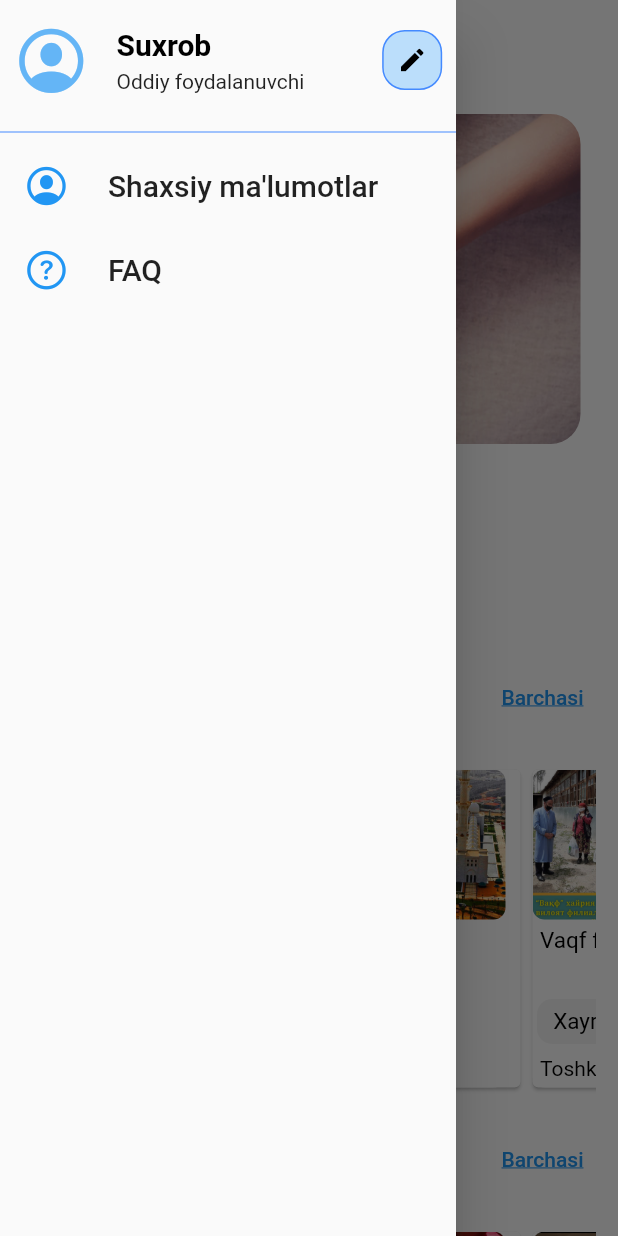
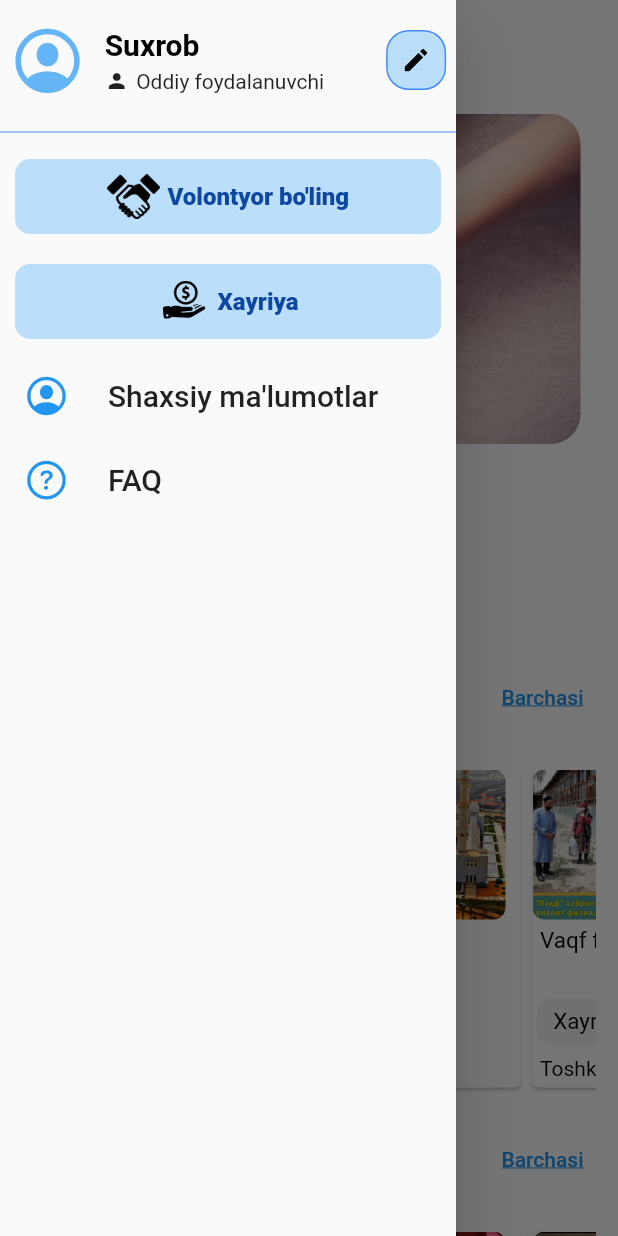
Before and after one commit to ArturSadulloyev/saxovat, a Flutter app: the HomePage screen opened directly, with the side drawer open, on a phone screen of 412 x 824 dp. Run offline on Flutter 3.47's test engine with Material 2 defaults, Android fonts, the phone set to English and light mode, and no system bars; our stand-ins replace firebase_auth, firebase_core, image_picker, mask_text_input_formatter; missing offline and left inert: firebase_auth_platform_interface, intro_screen_onboarding_flutter, swipe_image_gallery; accounts and stored records are empty.

Commit message:
10.25.2023 22

```diff
--- a/lib/app.dart
+++ b/lib/app.dart
@@ -15,7 +15,7 @@ class MyApp extends StatelessWidget {
   Widget build(BuildContext context) {
     return  MaterialApp(
       debugShowCheckedModeBanner: false,
-      home: AddCharityPage(),
+      home: HomePage(),
     );
   }
 }
--- a/lib/pages/about_charity.dart
+++ b/lib/pages/about_charity.dart
@@ -1,6 +1,3 @@
-import 'package:cached_network_image/cached_network_image.dart';
-import 'package:carousel_images/carousel_images.dart';
-import 'package:easy_image_viewer/easy_image_viewer.dart';
 import 'package:flutter/material.dart';
 import 'package:flutter/services.dart';
 import 'package:saxovat/models/charity_model.dart';
--- a/lib/pages/home_page.dart
+++ b/lib/pages/home_page.dart
@@ -10,6 +10,7 @@ import 'package:saxovat/views/home_page/category_btn.dart';
 import 'package:saxovat/views/home_page/charity_view.dart';
 import 'package:saxovat/views/home_page/donation_view.dart';
 
+import 'add_charity_page.dart';
 import 'donation_page.dart';
 
 class HomePage extends StatefulWidget {
@@ -81,9 +82,16 @@ class _HomePageState extends State<HomePage> {
                         ),
                       ),
                       SizedBox(height: 5),
-                      Text("Oddiy foydalanuvchi"),
+                      Row(
+                        children: [
+                          Icon(Icons.person, size: 16),
+                          SizedBox(width: 5),
+                          Text("Oddiy foydalanuvchi"),
+                        ],
+                      ),
                     ],
                   ),
+
                   const SizedBox(width: 15),
                   Container(
                     alignment: Alignment.center,
@@ -109,6 +117,78 @@ class _HomePageState extends State<HomePage> {
             ),
             const Divider(
               color: Colors.blueAccent,
+            ),
+            GestureDetector(
+              onTap: () {
+                Navigator.push(
+                  context,
+                  MaterialPageRoute(
+                    builder: (context) => AddCharityPage(),
+                  ),
+                );
+              },
+              child: Container(
+                height: 50,
+                decoration: BoxDecoration(
+                    color: Colors.blue.shade100,
+                    borderRadius: BorderRadius.circular(10)),
+                margin: const EdgeInsets.all(10),
+                width: double.maxFinite,
+                child: Row(
+                  mainAxisAlignment: MainAxisAlignment.center,
+                  children: [
+                    const Image(
+                      image: AssetImage(
+                        'assets/images/PngItem_733744.png',
+                      ),
+                      height: 30,
+                      color: Colors.black,
+                    ),
+                    const SizedBox(width: 5),
+                    Text(
+                      "Volontyor bo'ling",
+                      style: font(
+                          color: Colors.blue.shade900, weight: FontWeight.w800),
+                    )
+                  ],
+                ),
+              ),
+            ),
+            GestureDetector(
+              onTap: () {
+                Navigator.push(
+                  context,
+                  MaterialPageRoute(
+                    builder: (context) => AddCharityPage(cardNumber: 'Xayriya'),
+                  ),
+                );
+              },
+              child: Container(
+                height: 50,
+                decoration: BoxDecoration(
+                    color: Colors.blue.shade100,
+                    borderRadius: BorderRadius.circular(10)),
+                margin: const EdgeInsets.all(10),
+                width: double.maxFinite,
+                child: Row(
+                  mainAxisAlignment: MainAxisAlignment.center,
+                  children: [
+                    const Image(
+                      image: AssetImage(
+                        'assets/images/pngegg.png',
+                      ),
+                      height: 35,
+                      color: Colors.black,
+                    ),
+                    const SizedBox(width: 5),
+                    Text(
+                      "Xayriya",
+                      style: font(
+                          color: Colors.blue.shade900, weight: FontWeight.w800),
+                    )
+                  ],
+                ),
+              ),
             ),
             ListTile(
               leading: const Icon(
--- a/pubspec.yaml
+++ b/pubspec.yaml
@@ -20,6 +20,7 @@ dependencies:
   url_launcher: ^6.1.14
   firebase_auth: ^4.11.1
   firebase_auth_platform_interface: ^7.0.1
+  swipe_image_gallery: ^0.8.3
 
 dev_dependencies:
   flutter_test:
```
Also changed, not shown: lib/pages/add_charity_page.dart (+5 -2 lines), pubspec.lock.
